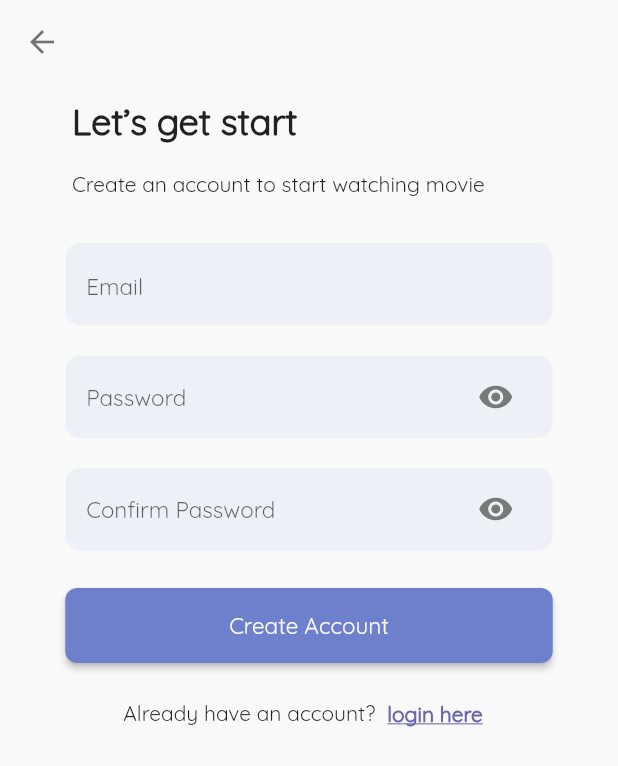
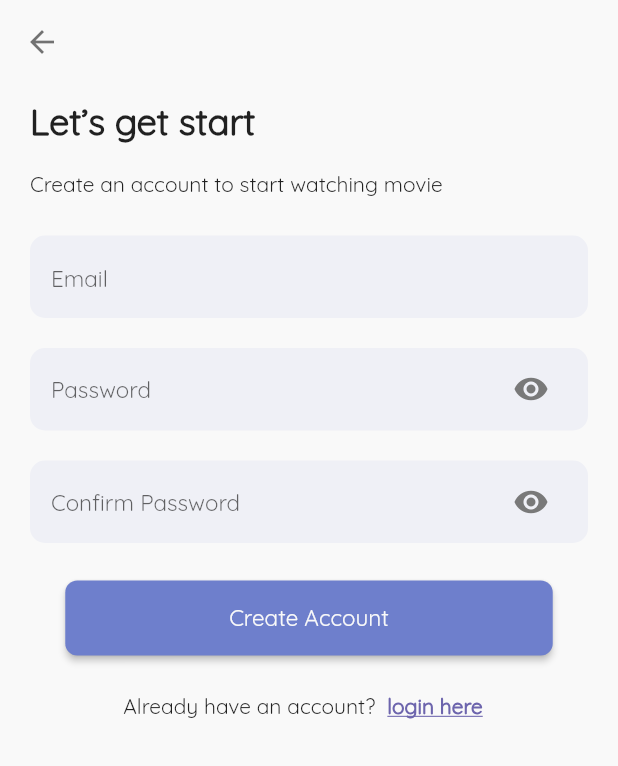
Before and after one commit to wiree65/assignment-techBaseCamp, a Flutter app: the screen it shows after launch, after a tap on "create an account", on a phone screen of 412 x 824 dp. Shown: the top 766 px of the screen. Run offline on Flutter 3.47's test engine with Material 2 defaults, Android fonts, the phone set to English and light mode, and no system bars; our stand-ins replace dio, firebase_auth, firebase_core; accounts and stored records are empty; network calls fail.

Commit message:
fix bugs

```diff
--- a/lib/components/button.dart
+++ b/lib/components/button.dart
@@ -11,14 +11,16 @@ class Button extends StatelessWidget {
   final radius;
 
   const Button(
-      {this.color,
+      {Key? key,
+      this.color,
       this.onPress,
       this.title,
       this.textColor,
       this.fontsize,
       this.height = 50.0,
       this.width = 325.0,
-      this.radius = 8.0});
+      this.radius = 8.0})
+      : super(key: key);
 
   @override
   Widget build(BuildContext context) {
--- a/lib/main.dart
+++ b/lib/main.dart
@@ -23,10 +23,7 @@ class MyApp extends StatefulWidget {
 class _MyAppState extends State<MyApp> {
   @override
   Widget build(BuildContext context) {
-    return
-        // const MaterialApp(
-        //     debugShowCheckedModeBanner: false, home: LoginScreen());
-        MultiProvider(
+    return MultiProvider(
       providers: [
         ChangeNotifierProvider(create: (ctx) => MovieProvider()),
       ],
--- a/lib/screens/landing_screen.dart
+++ b/lib/screens/landing_screen.dart
@@ -124,10 +124,10 @@ class _LandingState extends State<LandingScreen> {
                           ),
                           MoiveListScrollRow(width: width),
                           const HeaderWithButton(
-                            headerTitle: 'Moive',
+                            headerTitle: 'Old Moive',
                             buttonTitle: 'See more',
                           ),
-                          for (int i = 0; i < genre.length; i++)
+                          for (int i = 0; i < 10; i++)
                             MoiveListScrollColumn(width: width, list: genre),
                         ]),
                   ),
--- a/lib/screens/login_screen.dart
+++ b/lib/screens/login_screen.dart
@@ -44,7 +44,7 @@ class _LoginState extends State<LoginScreen> {
                         height: 20,
                       ),
                       Container(
-                          padding: const EdgeInsets.only(left: 45),
+                          padding: const EdgeInsets.only(left: 20, right: 20),
                           width: width,
                           child: Column(
                               crossAxisAlignment: CrossAxisAlignment.start,
@@ -67,17 +67,17 @@ class _LoginState extends State<LoginScreen> {
                                     ),
                                   ),
                                 ),
-                                Row(
-                                  crossAxisAlignment: CrossAxisAlignment.start,
+                                Padding(
+                                  padding: const EdgeInsets.only(top: 10.0),
+                                  child: Row(
+                                    crossAxisAlignment:
+                                        CrossAxisAlignment.center,
                                     children: [
-                                    const Padding(
-                                      padding: EdgeInsets.only(top: 14.5),
-                                      child: Text(
+                                      const Text(
                                         'new here?',
                                         style: TextStyle(
                                           fontSize: 16,
                                           fontFamily: 'Quicksand',
-                                        ),
                                         ),
                                       ),
                                       TextButton(
@@ -105,15 +105,18 @@ class _LoginState extends State<LoginScreen> {
                                           )),
                                     ],
                                   ),
+                                ),
                               ])),
                       const SizedBox(
                         height: 10,
                       ),
-                      Container(
+                      Padding(
+                        padding: const EdgeInsets.only(left: 20, right: 20),
+                        child: Container(
                             margin: const EdgeInsets.symmetric(vertical: 10),
                             padding: const EdgeInsets.symmetric(
                                 horizontal: 14, vertical: 5),
-                          width: 325,
+                            width: width,
                             height: 55,
                             decoration: BoxDecoration(
                               color: greyPrimary,
@@ -128,11 +131,13 @@ class _LoginState extends State<LoginScreen> {
                                       fontFamily: 'Quicksand', fontSize: 16),
                                   border: InputBorder.none),
                             )),
+                      ),
                       Container(
-                          margin: const EdgeInsets.only(top: 10),
+                          margin: const EdgeInsets.only(
+                              top: 10, left: 20, right: 20),
                           padding: const EdgeInsets.symmetric(
                               horizontal: 14, vertical: 5),
-                          width: 325,
+                          width: width,
                           height: 55,
                           decoration: BoxDecoration(
                             color: greyPrimary,
@@ -172,35 +177,13 @@ class _LoginState extends State<LoginScreen> {
                               ),
                             )
                           : Container(),
-                      Container(
+                      const SizedBox(
+                        height: 24,
+                      ),
+                      Padding(
+                        padding: const EdgeInsets.only(left: 20, right: 20),
+                        child: Button(
                             width: width,
-                        alignment: Alignment.centerRight,
-                        child: Padding(
-                          padding: const EdgeInsets.only(right: 35.0),
-                          child: TextButton(
-                              onPressed: () {
-                                setState(() {
-                                  // Navigator.push(
-                                  //   context,
-                                  //   // MaterialPageRoute(
-                                  //   //   builder: (context) {
-                                  //   //     return ForgetPasswordScreen();
-                                  //   //   },
-                                  //   // ),
-                                  // );
-                                });
-                              },
-                              child: const Text(
-                                'Forget password?',
-                                style: TextStyle(
-                                  fontSize: 14,
-                                  fontFamily: 'Quicksand',
-                                  color: Color(0xFF707070),
-                                ),
-                              )),
-                        ),
-                      ),
-                      Button(
                             color: purplePrimary,
                             textColor: whitePrimary,
                             fontsize: 16.00,
@@ -233,6 +216,7 @@ class _LoginState extends State<LoginScreen> {
                               }
                             },
                             title: 'Login'),
+                      ),
                       const SizedBox(
                         height: 23,
                       ),
--- a/lib/screens/moive_detail_screen.dart
+++ b/lib/screens/moive_detail_screen.dart
@@ -74,7 +74,7 @@ class _MovieDetailScreenState extends State<MovieDetailScreen> {
                   leading: IconButton(
                     icon: const Icon(Icons.arrow_back_ios_new_outlined,
                         color: purplePrimary),
-                    onPressed: () => Navigator.of(context).pop(),
+                    onPressed: () => {Navigator.of(context).pop()},
                   ),
                   title: const Text(
                     "Moive Detail",
--- a/lib/screens/register_screen.dart
+++ b/lib/screens/register_screen.dart
@@ -91,7 +91,7 @@ class _RegisterScreenState extends State<RegisterScreen> {
                           height: 10,
                         ),
                         Padding(
-                          padding: const EdgeInsets.only(left: 48.0),
+                          padding: const EdgeInsets.only(left: 20.0),
                           child: Container(
                             alignment: Alignment.topLeft,
                             child: const Text(
@@ -108,7 +108,7 @@ class _RegisterScreenState extends State<RegisterScreen> {
                           height: 10,
                         ),
                         Padding(
-                          padding: const EdgeInsets.only(left: 48.0, top: 8.0),
+                          padding: const EdgeInsets.only(left: 20.0, top: 8.0),
                           child: Container(
                             alignment: Alignment.topLeft,
                             child: const Text(
@@ -122,13 +122,15 @@ class _RegisterScreenState extends State<RegisterScreen> {
                           ),
                         ),
                         const SizedBox(
-                          height: 20,
+                          height: 15,
                         ),
-                        Container(
+                        Padding(
+                          padding: const EdgeInsets.only(left: 20.0, right: 20),
+                          child: Container(
                               margin: const EdgeInsets.symmetric(vertical: 10),
                               padding: const EdgeInsets.symmetric(
                                   horizontal: 14, vertical: 5),
-                            width: 325,
+                              width: width,
                               height: 55,
                               decoration: BoxDecoration(
                                 color: greyPrimary,
@@ -152,6 +154,7 @@ class _RegisterScreenState extends State<RegisterScreen> {
                                         fontFamily: 'Quicksand', fontSize: 15),
                                     border: InputBorder.none),
                               )),
+                        ),
                         emailCheckError == 'error'
                             ? Container(
                                 width: width,
@@ -164,11 +167,13 @@ class _RegisterScreenState extends State<RegisterScreen> {
                                 ),
                               )
                             : Container(),
-                        Container(
+                        Padding(
+                          padding: const EdgeInsets.only(left: 20.0, right: 20),
+                          child: Container(
                               margin: const EdgeInsets.symmetric(vertical: 10),
                               padding: const EdgeInsets.symmetric(
                                   horizontal: 14, vertical: 5),
-                            width: 325,
+                              width: width,
                               height: 55,
                               decoration: BoxDecoration(
                                 color: greyPrimary,
@@ -206,11 +211,14 @@ class _RegisterScreenState extends State<RegisterScreen> {
                                     ),
                                     border: InputBorder.none),
                               )),
-                        Container(
+                        ),
+                        Padding(
+                          padding: const EdgeInsets.only(left: 20.0, right: 20),
+                          child: Container(
                               margin: const EdgeInsets.symmetric(vertical: 10),
                               padding: const EdgeInsets.symmetric(
                                   horizontal: 14, vertical: 5),
-                            width: 325,
+                              width: width,
                               height: 55,
                               decoration: BoxDecoration(
                                 color: greyPrimary,
@@ -249,6 +257,7 @@ class _RegisterScreenState extends State<RegisterScreen> {
                                     ),
                                     border: InputBorder.none),
                               )),
+                        ),
                         errorhandle != ''
                             ? Container(
                                 width: width,
@@ -354,10 +363,10 @@ class _RegisterScreenState extends State<RegisterScreen> {
                         ),
                         Row(
                           mainAxisAlignment: MainAxisAlignment.center,
-                          crossAxisAlignment: CrossAxisAlignment.start,
+                          crossAxisAlignment: CrossAxisAlignment.center,
                           children: [
                             const Padding(
-                              padding: EdgeInsets.only(top: 14.5),
+                              padding: EdgeInsets.only(top: 0),
                               child: Text(
                                 'Already have an account?',
                                 style: TextStyle(
```
Also changed, not shown: lib/components/movieListScrollColumn.dart (+21 -17 lines), 1 other file. Lines whose indentation alone changed are shown as unchanged.
